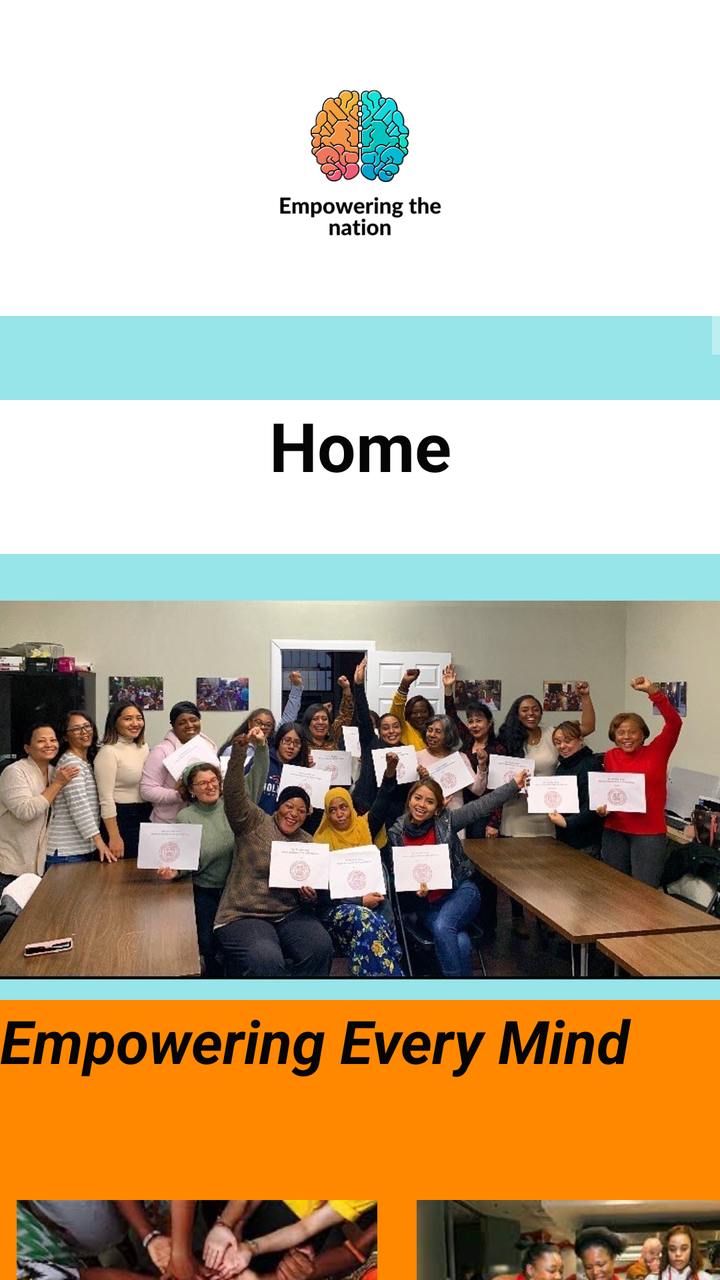
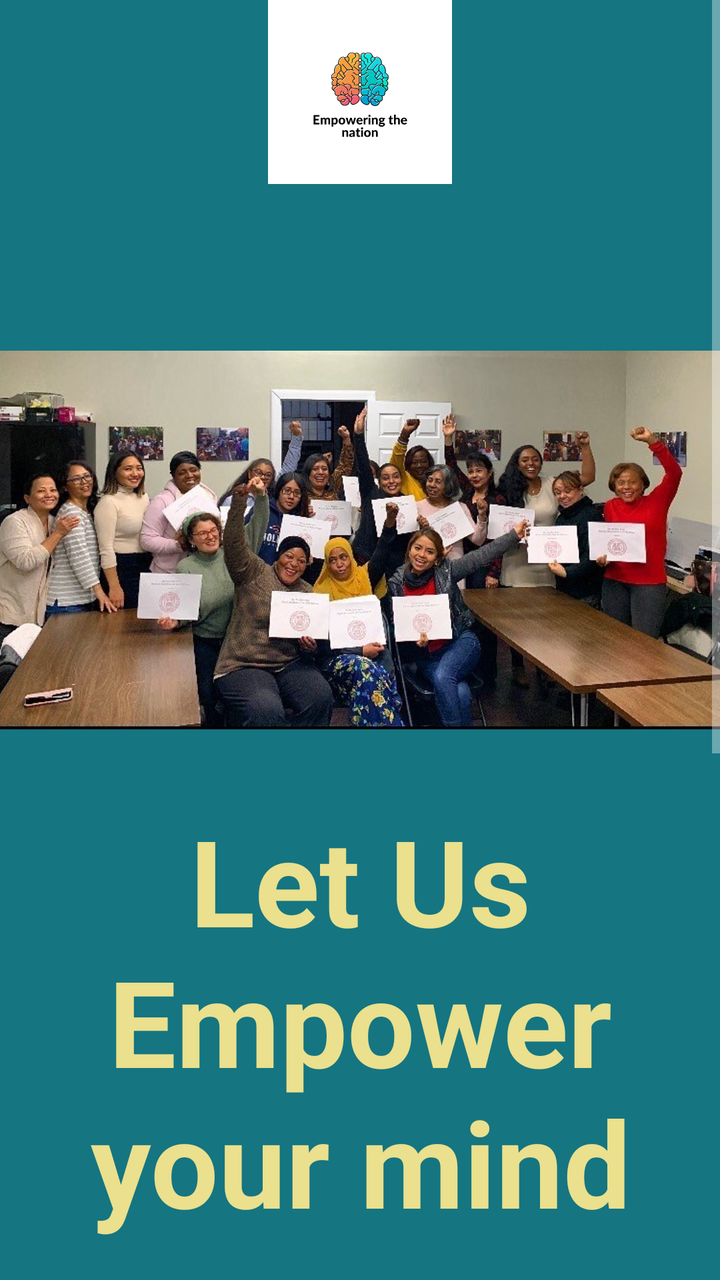

An Android layout rendered at two revisions. The XML below is the earlier revision; the diff shows what the commit changed to produce the second picture.
<!-- AndroidManifest.xml: application theme Theme.AppCompat -->
<!-- res/layout/fragment_home.xml -->
<?xml version="1.0" encoding="utf-8"?>
<ScrollView xmlns:android="http://schemas.android.com/apk/res/android"
    xmlns:app="http://schemas.android.com/apk/res-auto"
    xmlns:tools="http://schemas.android.com/tools"
    android:id="@+id/ScrollViewMonths"
    android:layout_width="match_parent"
    android:layout_height="match_parent">

<FrameLayout
    android:layout_width="match_parent"
    android:layout_height="match_parent"
    android:background="#97e4e9"
    tools:context=".HomeFragment">

    


    <TextView
        android:id="@+id/textView"
        android:layout_width="match_parent"
        android:layout_height="77dp"
        android:layout_marginTop="200dp"
        android:background="@color/white"
        android:text="Home"
        android:textAlignment="center"
        android:textColor="#050505"
        android:textSize="34sp"
        android:textStyle="bold" />

    <ImageView
        android:id="@+id/imageView2"
        android:layout_width="match_parent"
        android:layout_height="158dp"
        android:background="@color/white"
        android:src="@drawable/thumbnail_img_7280" />

    <ImageView
        android:id="@+id/imageView4"
        android:layout_width="match_parent"
        android:layout_height="190dp"
        android:layout_marginTop="300dp"
        android:src="@drawable/img_7270" />

    <TextView
        android:id="@+id/textViewSlogan"
        android:layout_width="match_parent"
        android:layout_height="238dp"
        android:layout_marginTop="500dp"
        android:layout_marginRight="0dp"
        android:background="@android:color/holo_orange_dark"
        android:text="Empowering Every Mind"
        android:textAlignment="viewStart"
        android:textColor="#050505"
        android:textSize="30sp"
        android:textStyle="bold|italic" />

    <ImageView
        android:id="@+id/imageView6"
        android:layout_width="197dp"
        android:layout_height="120dp"
        android:layout_marginTop="600dp"
        android:layout_marginRight="0dp"
        android:src="@drawable/img_7275" />

    <ImageView
        android:id="@+id/imageView7"
        android:layout_width="197dp"
        android:layout_height="120dp"
        android:layout_marginLeft="200dp"
        android:layout_marginTop="600dp"
        android:src="@drawable/cookingclass" />


    <TextView
        android:id="@+id/textViewInfoTitle"
        android:layout_width="322dp"
        android:layout_height="62dp"
        android:layout_marginLeft="46dp"
        android:layout_marginTop="800dp"
        android:background="#4CAF50"
        android:text="ABOUT EMPOWERING THE NATION"
        android:textAlignment="center"
        android:textColor="#FFFFFF"
        android:textSize="24sp"
        android:textStyle="normal|bold" />

    <TextView
        android:id="@+id/textViewInfo"
        android:layout_width="370dp"
        android:layout_height="206dp"
        android:layout_marginLeft="30dp"
        android:layout_marginTop="880dp"
        android:background="#4CAF50"
        android:text="Empowering the nation is a business that was established in 2018 in hopes to empower domeatic workers as           well as gardners all over Johannesburg with skills that can help them improve their wages.People are trained          on both six-month long Learnerships and six-week long Short Skills Training"
        android:textAlignment="textStart"
        android:textColor="#FFFFFF"
        android:textSize="20sp"
        android:textStyle="normal" />

    <TextView
        android:id="@+id/textViewTeam"
        android:layout_width="match_parent"
        android:layout_height="1191dp"
        android:layout_marginTop="1120dp"
        android:layout_marginRight="0dp"
        android:background="@android:color/holo_orange_dark"
        android:text="Meet The Team!"
        android:textAlignment="center"
        android:textColor="#050505"
        android:textSize="30sp"
        android:textStyle="bold|italic" />

    <ImageView
        android:id="@+id/imageView8"
        android:layout_width="220dp"
        android:layout_height="217dp"
        android:layout_marginTop="1190dp"
        android:src="@drawable/natty" />

    <TextView
        android:id="@+id/textViewNatty"
        android:layout_width="wrap_content"
        android:layout_height="wrap_content"
        android:layout_marginTop="1240dp"
        android:layout_marginLeft="200dp"
        android:text="Natasha Afonso - CEO and Founder"
        android:textColor="#020202"
        android:textSize="24sp"
        android:textStyle="bold"/>

    <ImageView
        android:id="@+id/imageView9"
        android:layout_width="185dp"
        android:layout_height="222dp"
        android:layout_marginTop="1400dp"
        android:src="@drawable/anelisiwe" />

    <TextView
        android:id="@+id/textViewAnelisiwe"
        android:layout_width="wrap_content"
        android:layout_height="wrap_content"
        android:layout_marginLeft="200dp"
        android:layout_marginTop="1460dp"
        android:text="Anelisiwe Matsosti- Head of six Week Courses"
        android:textColor="#020202"
        android:textSize="24sp"
        android:textStyle="bold" />

    <ImageView
        android:id="@+id/imageViewEsihle"
        android:layout_width="196dp"
        android:layout_height="155dp"
        android:layout_marginTop="1650dp"
        android:src="@drawable/esilhle" />

    <TextView
        android:id="@+id/textEsihle"
        android:layout_width="wrap_content"
        android:layout_height="wrap_content"
        android:layout_marginTop="1700dp"
        android:layout_marginLeft="200dp"
        android:text="Sipho-Esihle Yose- Fee Director"
        android:textColor="#020202"
        android:textSize="24sp"
        android:textStyle="bold"/>


    <ImageView
        android:id="@+id/imageViewShamgar"
        android:layout_width="196dp"
        android:layout_height="155dp"
        android:layout_marginTop="1850dp"
        android:src="@drawable/shamgar_dogg" />


    <TextView
        android:id="@+id/textShamgar"
        android:layout_width="wrap_content"
        android:layout_height="wrap_content"
        android:layout_marginLeft="200dp"
        android:layout_marginTop="1900dp"
        android:text="Shamgar Vambe- Director Of Location"
        android:textColor="#020202"
        android:textSize="24sp"
        android:textStyle="bold" />



    <ImageView
        android:id="@+id/imageViewSiya"
        android:layout_width="196dp"
        android:layout_height="155dp"
        android:layout_marginTop="2050dp"
        android:src="@drawable/siyakholwa" />


    <TextView
        android:id="@+id/textSiya"
        android:layout_width="wrap_content"
        android:layout_height="wrap_content"
        android:layout_marginLeft="200dp"
        android:layout_marginTop="2090dp"
        android:text="Siyakholwa Bonga- Head of Six Month Courses"
        android:textColor="#020202"
        android:textSize="24sp"
        android:textStyle="bold" />


</FrameLayout>

</ScrollView>
<!-- resources referenced by this layout -->
<resources>
  <color name="white">#FFFFFFFF</color>
  <!-- drawable anelisiwe: jpg bitmap (drawable, 178277 bytes) -->
  <!-- drawable cookingclass: jpg bitmap (drawable, 10625 bytes) -->
  <!-- drawable esilhle: jpg bitmap (drawable, 35556 bytes) -->
  <!-- drawable img_7270: jpeg bitmap (drawable, 132980 bytes) -->
  <!-- drawable img_7275: jpeg bitmap (drawable, 30735 bytes) -->
  <!-- drawable natty: jpg bitmap (drawable, 421702 bytes) -->
  <!-- drawable shamgar_dogg: jpg bitmap (drawable, 24631 bytes) -->
  <!-- drawable siyakholwa: jpg bitmap (drawable, 70274 bytes) -->
  <!-- drawable thumbnail_img_7280: jpg bitmap (drawable, 73812 bytes) -->
</resources>

<!-- the commit's change to res/layout/fragment_home.xml (unified diff, before → after) -->
@@ -6,206 +6,83 @@
     android:layout_width="match_parent"
     android:layout_height="match_parent">
 
-<FrameLayout
-    android:layout_width="match_parent"
-    android:layout_height="match_parent"
-    android:background="#97e4e9"
-    tools:context=".HomeFragment">
+    <FrameLayout
+        android:layout_width="match_parent"
+        android:layout_height="match_parent"
+        android:background="#157581"
+        tools:context=".HomeFragment">
 
-    
+        
 
 
-    <TextView
-        android:id="@+id/textView"
-        android:layout_width="match_parent"
-        android:layout_height="77dp"
-        android:layout_marginTop="200dp"
-        android:background="@color/white"
-        android:text="Home"
-        android:textAlignment="center"
-        android:textColor="#050505"
-        android:textSize="34sp"
-        android:textStyle="bold" />
+        <TextView
+            android:id="@+id/textView"
+            android:layout_width="match_parent"
+            android:layout_height="wrap_content"
+            android:layout_marginTop="400dp"
+            android:background="#157581"
+            android:text="Let Us Empower your mind"
+            android:textAlignment="center"
+            android:textColor="#EAE08D"
+            android:textSize="60sp"
+            android:textStyle="bold" />
 
-    <ImageView
-        android:id="@+id/imageView2"
-        android:layout_width="match_parent"
-        android:layout_height="158dp"
-        android:background="@color/white"
-        android:src="@drawable/thumbnail_img_7280" />
+        <ImageView
+            android:id="@+id/imageView2"
+            android:layout_width="match_parent"
+            android:layout_height="92dp"
+            android:src="@drawable/thumbnail_img_7280" />
 
-    <ImageView
-        android:id="@+id/imageView4"
-        android:layout_width="match_parent"
-        android:layout_height="190dp"
-        android:layout_marginTop="300dp"
-        android:src="@drawable/img_7270" />
+        <ImageView
+            android:id="@+id/imageView4"
+            android:layout_width="match_parent"
+            android:layout_height="380dp"
+            android:layout_marginTop="80dp"
+            android:src="@drawable/img_7270" />
 
-    <TextView
-        android:id="@+id/textViewSlogan"
-        android:layout_width="match_parent"
-        android:layout_height="238dp"
-        android:layout_marginTop="500dp"
-        android:layout_marginRight="0dp"
-        android:background="@android:color/holo_orange_dark"
-        android:text="Empowering Every Mind"
-        android:textAlignment="viewStart"
-        android:textColor="#050505"
-        android:textSize="30sp"
-        android:textStyle="bold|italic" />
+        <TextView
+            android:id="@+id/textView4"
+            android:layout_width="wrap_content"
+            android:layout_height="160dp"
+            android:layout_marginTop="650dp"
+            android:background="#15909F"
+            android:text="Empowering the nation is hopes to empower domeatic workers as   "
+            android:textAlignment="center"
+            android:textColor="#F1EDED"
+            android:textSize="34sp" />
 
-    <ImageView
-        android:id="@+id/imageView6"
-        android:layout_width="197dp"
-        android:layout_height="120dp"
-        android:layout_marginTop="600dp"
-        android:layout_marginRight="0dp"
-        android:src="@drawable/img_7275" />
+        <TextView
+            android:id="@+id/textView6"
+            android:layout_width="match_parent"
+            android:layout_height="136dp"
+            android:layout_marginTop="800dp"
+            android:background="#15909F"
+            android:text="Explore the Courses!"
+            android:textAlignment="center"
+            android:textColor="#FFE57F"
+            android:textSize="48sp" />
 
-    <ImageView
-        android:id="@+id/imageView7"
-        android:layout_width="197dp"
-        android:layout_height="120dp"
-        android:layout_marginLeft="200dp"
-        android:layout_marginTop="600dp"
-        android:src="@drawable/cookingclass" />
+        <Button
+            android:id="@+id/button2"
+            android:layout_width="match_parent"
+            android:layout_height="88dp"
+            android:layout_marginTop="920dp"
+            android:text="Six Week Courses"
+            android:textColor="#4CAF50"
+            android:textSize="24sp"
+            android:textStyle="bold" />
+
+        <Button
+            android:id="@+id/button6"
+            android:layout_width="match_parent"
+            android:layout_height="87dp"
+            android:layout_marginTop="1000dp"
+            android:text="Six Month Courses"
+            android:textColor="#4CAF50"
+            android:textSize="24sp"
+            android:textStyle="bold" />
 
 
-    <TextView
-        android:id="@+id/textViewInfoTitle"
-        android:layout_width="322dp"
-        android:layout_height="62dp"
-        android:layout_marginLeft="46dp"
-        android:layout_marginTop="800dp"
-        android:background="#4CAF50"
-        android:text="ABOUT EMPOWERING THE NATION"
-        android:textAlignment="center"
-        android:textColor="#FFFFFF"
-        android:textSize="24sp"
-        android:textStyle="normal|bold" />
-
-    <TextView
-        android:id="@+id/textViewInfo"
-        android:layout_width="370dp"
-        android:layout_height="206dp"
-        android:layout_marginLeft="30dp"
-        android:layout_marginTop="880dp"
-        android:background="#4CAF50"
-        android:text="Empowering the nation is a business that was established in 2018 in hopes to empower domeatic workers as           well as gardners all over Johannesburg with skills that can help them improve their wages.People are trained          on both six-month long Learnerships and six-week long Short Skills Training"
-        android:textAlignment="textStart"
-        android:textColor="#FFFFFF"
-        android:textSize="20sp"
-        android:textStyle="normal" />
-
-    <TextView
-        android:id="@+id/textViewTeam"
-        android:layout_width="match_parent"
-        android:layout_height="1191dp"
-        android:layout_marginTop="1120dp"
-        android:layout_marginRight="0dp"
-        android:background="@android:color/holo_orange_dark"
-        android:text="Meet The Team!"
-        android:textAlignment="center"
-        android:textColor="#050505"
-        android:textSize="30sp"
-        android:textStyle="bold|italic" />
-
-    <ImageView
-        android:id="@+id/imageView8"
-        android:layout_width="220dp"
-        android:layout_height="217dp"
-        android:layout_marginTop="1190dp"
-        android:src="@drawable/natty" />
-
-    <TextView
-        android:id="@+id/textViewNatty"
-        android:layout_width="wrap_content"
-        android:layout_height="wrap_content"
-        android:layout_marginTop="1240dp"
-        android:layout_marginLeft="200dp"
-        android:text="Natasha Afonso - CEO and Founder"
-        android:textColor="#020202"
-        android:textSize="24sp"
-        android:textStyle="bold"/>
-
-    <ImageView
-        android:id="@+id/imageView9"
-        android:layout_width="185dp"
-        android:layout_height="222dp"
-        android:layout_marginTop="1400dp"
-        android:src="@drawable/anelisiwe" />
-
-    <TextView
-        android:id="@+id/textViewAnelisiwe"
-        android:layout_width="wrap_content"
-        android:layout_height="wrap_content"
-        android:layout_marginLeft="200dp"
-        android:layout_marginTop="1460dp"
-        android:text="Anelisiwe Matsosti- Head of six Week Courses"
-        android:textColor="#020202"
-        android:textSize="24sp"
-        android:textStyle="bold" />
-
-    <ImageView
-        android:id="@+id/imageViewEsihle"
-        android:layout_width="196dp"
-        android:layout_height="155dp"
-        android:layout_marginTop="1650dp"
-        android:src="@drawable/esilhle" />
-
-    <TextView
-        android:id="@+id/textEsihle"
-        android:layout_width="wrap_content"
-        android:layout_height="wrap_content"
-        android:layout_marginTop="1700dp"
-        android:layout_marginLeft="200dp"
-        android:text="Sipho-Esihle Yose- Fee Director"
-        android:textColor="#020202"
-        android:textSize="24sp"
-        android:textStyle="bold"/>
-
-
-    <ImageView
-        android:id="@+id/imageViewShamgar"
-        android:layout_width="196dp"
-        android:layout_height="155dp"
-        android:layout_marginTop="1850dp"
-        android:src="@drawable/shamgar_dogg" />
-
-
-    <TextView
-        android:id="@+id/textShamgar"
-        android:layout_width="wrap_content"
-        android:layout_height="wrap_content"
-        android:layout_marginLeft="200dp"
-        android:layout_marginTop="1900dp"
-        android:text="Shamgar Vambe- Director Of Location"
-        android:textColor="#020202"
-        android:textSize="24sp"
-        android:textStyle="bold" />
-
-
-
-    <ImageView
-        android:id="@+id/imageViewSiya"
-        android:layout_width="196dp"
-        android:layout_height="155dp"
-        android:layout_marginTop="2050dp"
-        android:src="@drawable/siyakholwa" />
-
-
-    <TextView
-        android:id="@+id/textSiya"
-        android:layout_width="wrap_content"
-        android:layout_height="wrap_content"
-        android:layout_marginLeft="200dp"
-        android:layout_marginTop="2090dp"
-        android:text="Siyakholwa Bonga- Head of Six Month Courses"
-        android:textColor="#020202"
-        android:textSize="24sp"
-        android:textStyle="bold" />
-
-
-</FrameLayout>
+    </FrameLayout>
 
 </ScrollView>
<!-- resource entries referenced after the edit -->
@@ -1,14 +1,6 @@
 <!-- resources referenced by this layout -->
 <resources>
-  <color name="white">#FFFFFFFF</color>
-  <!-- drawable anelisiwe: jpg bitmap (drawable, 178277 bytes) -->
-  <!-- drawable cookingclass: jpg bitmap (drawable, 10625 bytes) -->
-  <!-- drawable esilhle: jpg bitmap (drawable, 35556 bytes) -->
   <!-- drawable img_7270: jpeg bitmap (drawable, 132980 bytes) -->
-  <!-- drawable img_7275: jpeg bitmap (drawable, 30735 bytes) -->
-  <!-- drawable natty: jpg bitmap (drawable, 421702 bytes) -->
-  <!-- drawable shamgar_dogg: jpg bitmap (drawable, 24631 bytes) -->
-  <!-- drawable siyakholwa: jpg bitmap (drawable, 70274 bytes) -->
   <!-- drawable thumbnail_img_7280: jpg bitmap (drawable, 73812 bytes) -->
 </resources>
 
